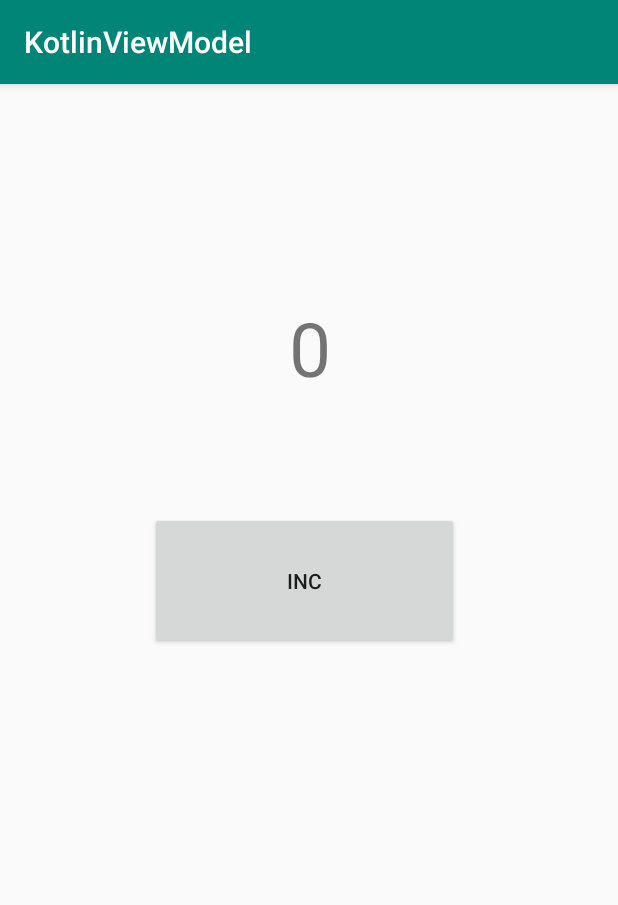
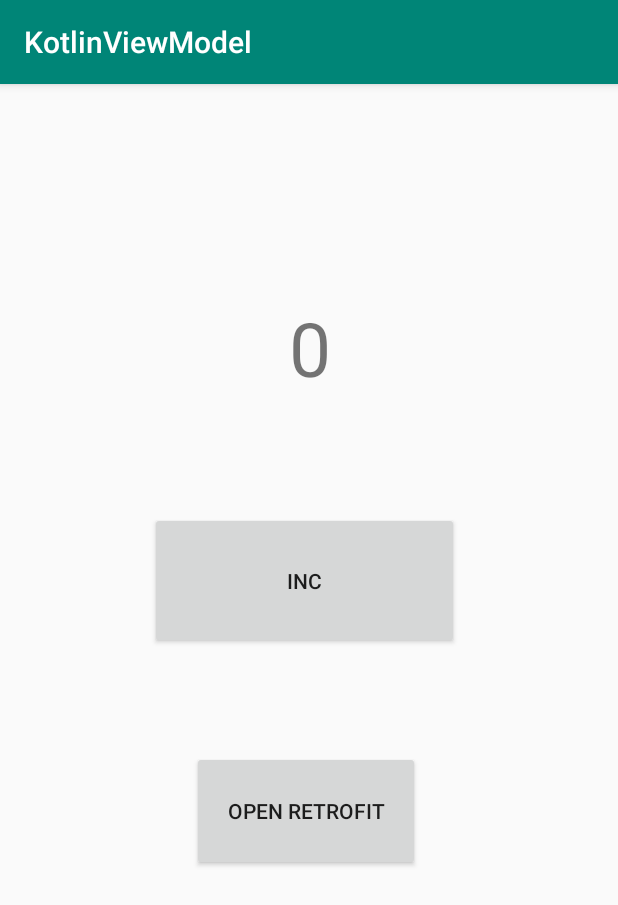
Before and after one commit to Vampir021rus/KotlinViewModel, an Android app: the screen it shows after launch (MainActivity), on a phone screen of 412 x 824 dp. Shown: the top 905 px of the screen. Run offline under Robolectric (Android 15) with nearby library versions, the phone set to English and light mode, and no system bars.

Commit message:
Тщетные попытки подключить ретрофит2

```diff
--- a/app/src/main/AndroidManifest.xml
+++ b/app/src/main/AndroidManifest.xml
@@ -9,6 +9,8 @@
             android:roundIcon="@mipmap/ic_launcher_round"
             android:supportsRtl="true"
             android:theme="@style/AppTheme">
+        <activity android:name=".RetrofitActivity">
+        </activity>
         <activity android:name=".MainActivity">
             <intent-filter>
                 <action android:name="android.intent.action.MAIN"/>
@@ -18,4 +20,6 @@
         </activity>
     </application>
 
+
+    <uses-permission android:name="android.permission.INTERNET"/>
 </manifest>
--- a/app/src/main/java/com/example/kotlinviewmodel/MainActivity.kt
+++ b/app/src/main/java/com/example/kotlinviewmodel/MainActivity.kt
@@ -1,5 +1,6 @@
 package com.example.kotlinviewmodel
 
+import android.content.Intent
 import androidx.appcompat.app.AppCompatActivity
 import android.os.Bundle
 import android.widget.Toast
@@ -35,5 +36,10 @@ class MainActivity : AppCompatActivity() {
             val i = textTest.text.toString().toInt()
             myModel.incValue(i)
         }
+
+        btnOpenActiviteRetrofit.setOnClickListener(){
+            val intent= Intent (this,RetrofitActivity::class.java)
+            startActivity(intent)
+        }
     }
 }
--- a/app/src/main/java/com/example/kotlinviewmodel/MyModelFactory.kt
+++ b/app/src/main/java/com/example/kotlinviewmodel/MyModelFactory.kt
@@ -5,7 +5,9 @@ import androidx.lifecycle.ViewModelProvider
 
 class MyModelFactory(val interactor: Interactor) : ViewModelProvider.NewInstanceFactory() {
 
+    //переопределяем метод create
     override fun <T : ViewModel?> create(modelClass: Class<T>): T {
+        //прверяем есть ли такой класс ViewModel
         if (modelClass.isAssignableFrom(MyViewModel::class.java)) {
             return MyViewModel(interactor) as T
         }
--- a/app/src/main/res/layout/activity_main.xml
+++ b/app/src/main/res/layout/activity_main.xml
@@ -15,10 +15,17 @@
             app:layout_constraintTop_toTopOf="parent" android:layout_marginTop="142dp"
             app:layout_constraintStart_toStartOf="parent" android:layout_marginStart="177dp"/>
     <Button
-            android:text="INC"
+            android:text="@string/btnInc"
             android:layout_width="206dp"
             android:layout_height="91dp"
             android:id="@+id/btnIncriment" android:layout_marginTop="76dp"
             app:layout_constraintTop_toBottomOf="@+id/textTest" app:layout_constraintStart_toStartOf="parent"
             android:layout_marginStart="100dp"/>
+    <Button
+            android:text="Open Retrofit"
+            android:layout_width="152dp"
+            android:layout_height="80dp"
+            android:id="@+id/btnOpenActiviteRetrofit" android:layout_marginTop="68dp"
+            app:layout_constraintTop_toBottomOf="@+id/btnIncriment" app:layout_constraintStart_toStartOf="parent"
+            android:layout_marginStart="128dp"/>
 </androidx.constraintlayout.widget.ConstraintLayout>
--- a/app/src/main/res/values/strings.xml
+++ b/app/src/main/res/values/strings.xml
@@ -1,3 +1,4 @@
 <resources>
     <string name="app_name">KotlinViewModel</string>
+    <string name="btnInc">INC</string>
 </resources>
```
Also changed, not shown: app/build.gradle (+11 -1 lines), app/src/main/java/com/example/kotlinviewmodel/RetrofitActivity.kt (added, +44 -0 lines), app/src/main/java/com/example/kotlinviewmodel/retrofit/Message.kt (added, +9 -0 lines), app/src/main/java/com/example/kotlinviewmodel/retrofit/MessageAPI.kt (added, +12 -0 lines), app/src/main/res/layout/activity_retrofit.xml (added, +10 -0 lines).
